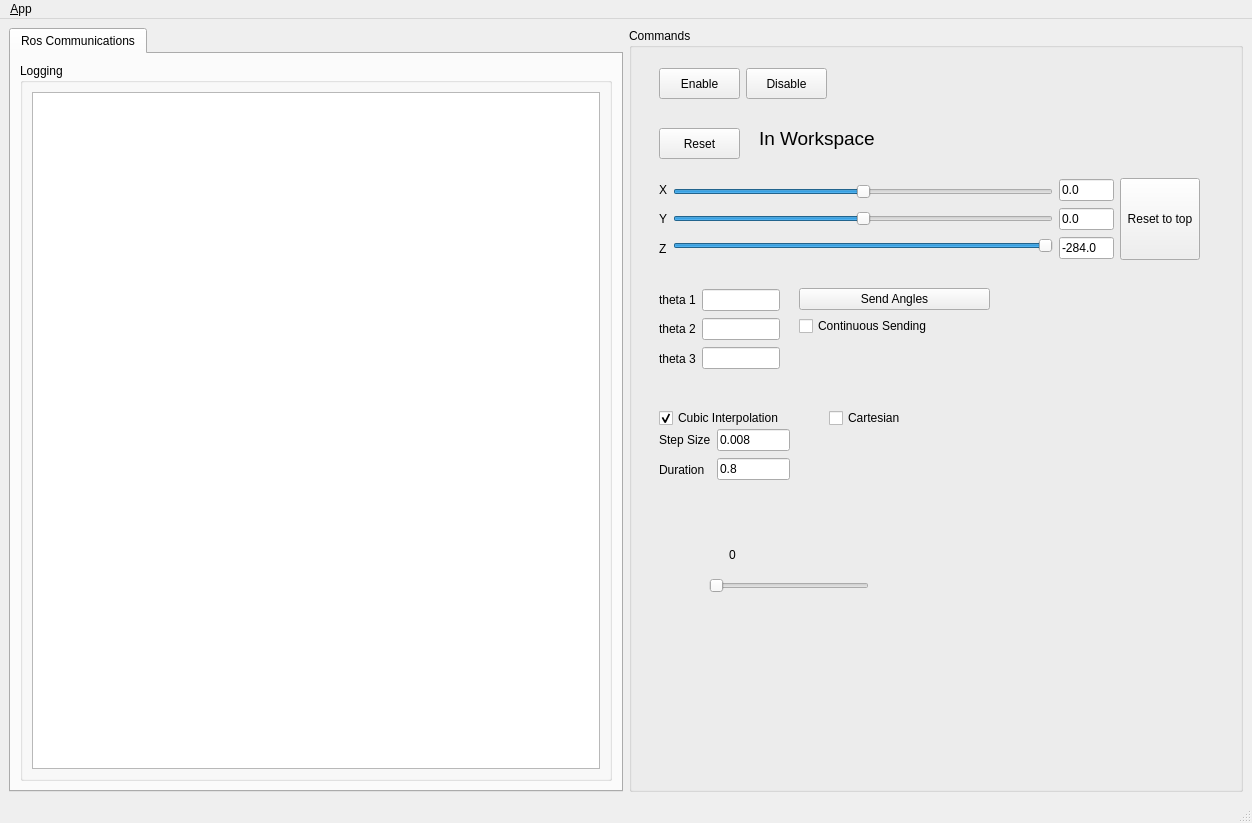
First picture: the form in delta_qtgui/ui/main_window.ui, repository MarvinStuede/delta, before the edit.
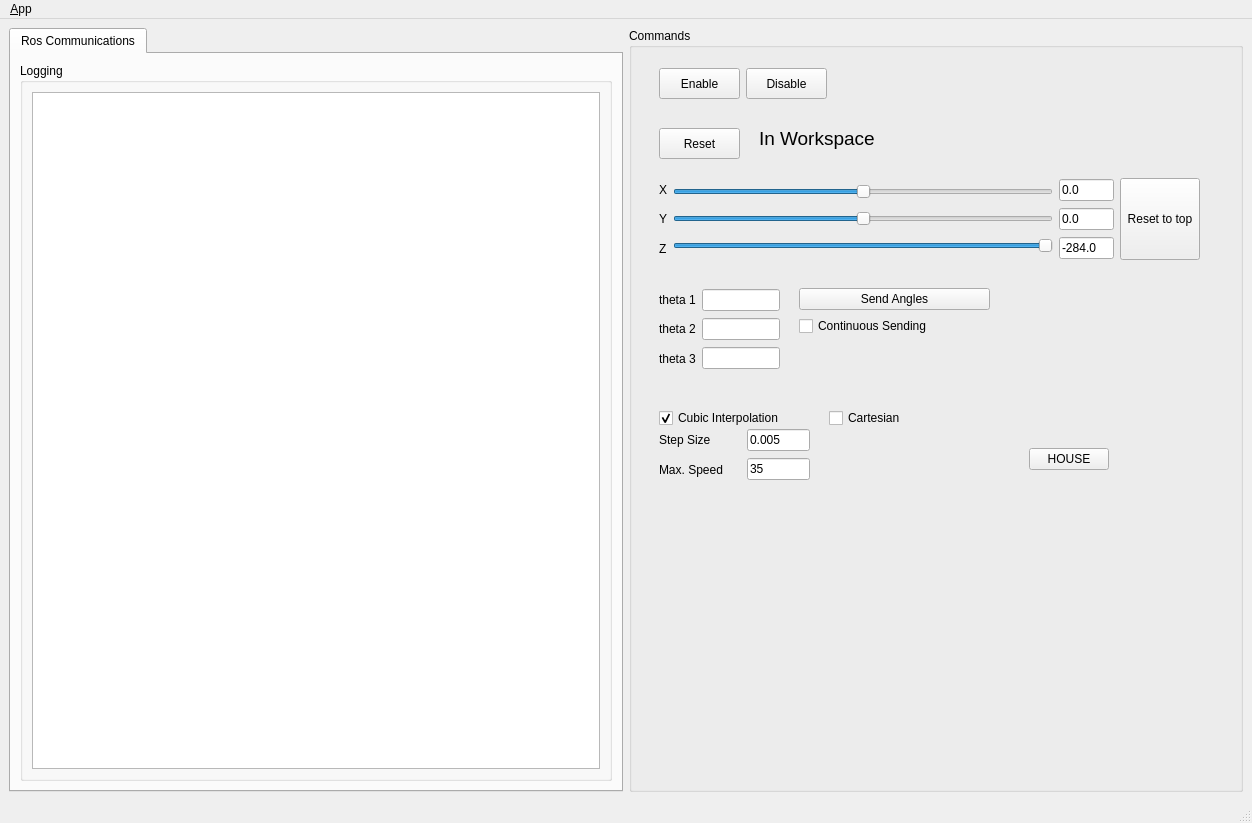
Second picture: the form after the edit. Icons and pictures are not drawn.

The edit to the form file:
```diff
--- a/delta_qtgui/ui/main_window.ui
+++ b/delta_qtgui/ui/main_window.ui
@@ -222,55 +222,12 @@
         <bool>true</bool>
        </property>
       </widget>
-      <widget class="QSlider" name="sliderAngleStep">
-       <property name="geometry">
-        <rect>
-         <x>80</x>
-         <y>550</y>
-         <width>160</width>
-         <height>16</height>
-        </rect>
-       </property>
-       <property name="minimum">
-        <number>0</number>
-       </property>
-       <property name="maximum">
-        <number>25</number>
-       </property>
-       <property name="value">
-        <number>0</number>
-       </property>
-       <property name="orientation">
-        <enum>Qt::Horizontal</enum>
-       </property>
-      </widget>
-      <widget class="QLabel" name="sliderAngleLabel">
-       <property name="geometry">
-        <rect>
-         <x>100</x>
-         <y>520</y>
-         <width>59</width>
-         <height>14</height>
-        </rect>
-       </property>
-       <property name="font">
-        <font>
-         <weight>50</weight>
-         <bold>false</bold>
-         <underline>false</underline>
-         <strikeout>false</strikeout>
-        </font>
-       </property>
-       <property name="text">
-        <string>0</string>
-       </property>
-      </widget>
       <widget class="QWidget" name="layoutWidget">
        <property name="geometry">
         <rect>
          <x>30</x>
          <y>400</y>
-         <width>131</width>
+         <width>151</width>
          <height>54</height>
         </rect>
        </property>
@@ -279,6 +236,12 @@
          <layout class="QVBoxLayout" name="verticalLayout_9">
           <item>
            <widget class="QLabel" name="label_4">
+            <property name="sizePolicy">
+             <sizepolicy hsizetype="Ignored" vsizetype="Preferred">
+              <horstretch>0</horstretch>
+              <verstretch>0</verstretch>
+             </sizepolicy>
+            </property>
             <property name="text">
              <string>Step Size</string>
             </property>
@@ -286,8 +249,20 @@
           </item>
           <item>
            <widget class="QLabel" name="label_5">
+            <property name="sizePolicy">
+             <sizepolicy hsizetype="Ignored" vsizetype="Preferred">
+              <horstretch>0</horstretch>
+              <verstretch>0</verstretch>
+             </sizepolicy>
+            </property>
+            <property name="minimumSize">
+             <size>
+              <width>82</width>
+              <height>0</height>
+             </size>
+            </property>
             <property name="text">
-             <string>Duration</string>
+             <string>Max. Speed</string>
             </property>
            </widget>
           </item>
@@ -297,8 +272,14 @@
          <layout class="QVBoxLayout" name="verticalLayout_8">
           <item>
            <widget class="QLineEdit" name="stepsizeEd">
+            <property name="sizePolicy">
+             <sizepolicy hsizetype="Expanding" vsizetype="Fixed">
+              <horstretch>0</horstretch>
+              <verstretch>0</verstretch>
+             </sizepolicy>
+            </property>
             <property name="text">
-             <string>0.008</string>
+             <string>0.005</string>
             </property>
             <property name="readOnly">
              <bool>false</bool>
@@ -307,8 +288,14 @@
           </item>
           <item>
            <widget class="QLineEdit" name="durEd">
+            <property name="sizePolicy">
+             <sizepolicy hsizetype="Expanding" vsizetype="Fixed">
+              <horstretch>0</horstretch>
+              <verstretch>0</verstretch>
+             </sizepolicy>
+            </property>
             <property name="text">
-             <string>0.8</string>
+             <string>35</string>
             </property>
             <property name="readOnly">
              <bool>false</bool>
@@ -575,6 +562,19 @@
         <string>Cartesian</string>
        </property>
       </widget>
+      <widget class="QPushButton" name="houseButton">
+       <property name="geometry">
+        <rect>
+         <x>400</x>
+         <y>420</y>
+         <width>80</width>
+         <height>22</height>
+        </rect>
+       </property>
+       <property name="text">
+        <string>HOUSE</string>
+       </property>
+      </widget>
       <zorder>layoutWidget</zorder>
       <zorder>layoutWidget</zorder>
       <zorder>layoutWidget</zorder>
```
Left out of the diff: 3 changed lines with no effect on the pictures.
